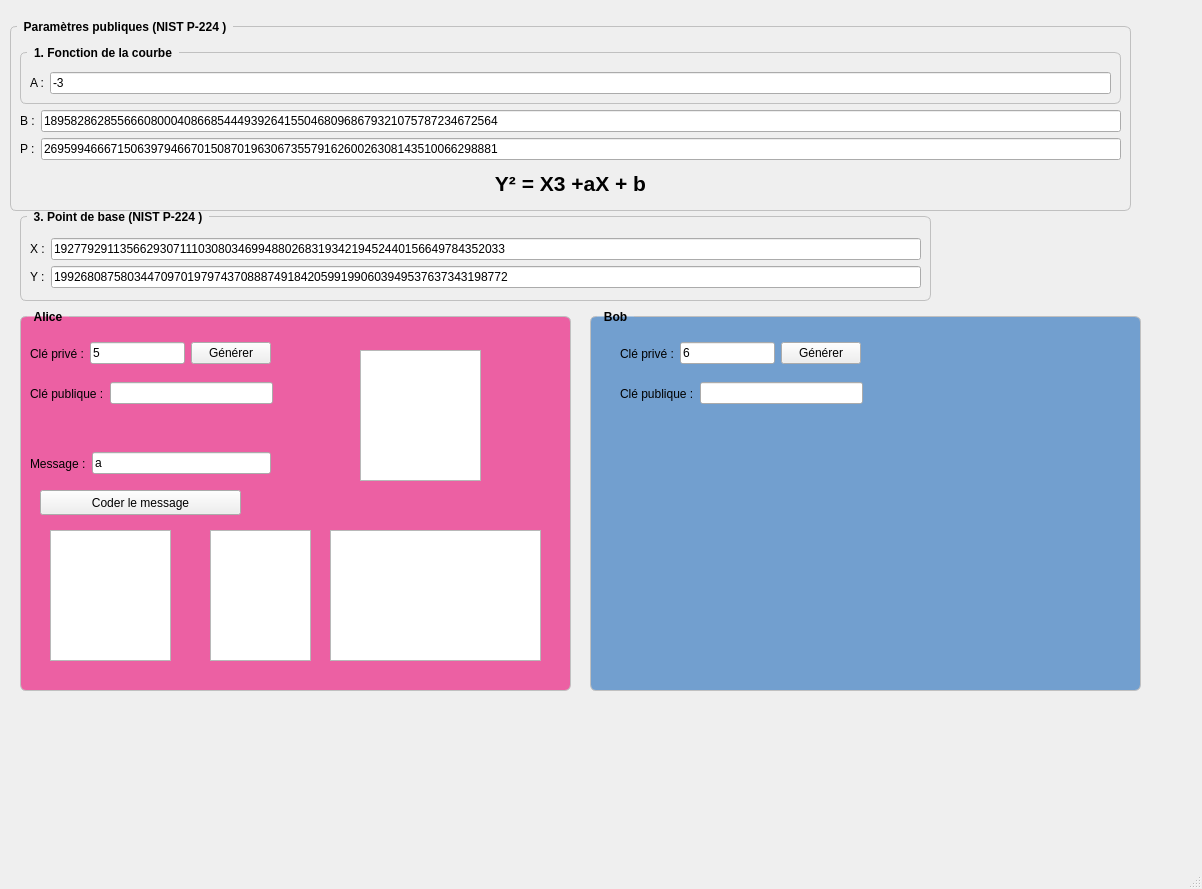
First picture: the form in bigwindow.ui, repository ictlotfi/CryptoPFE, before the edit.
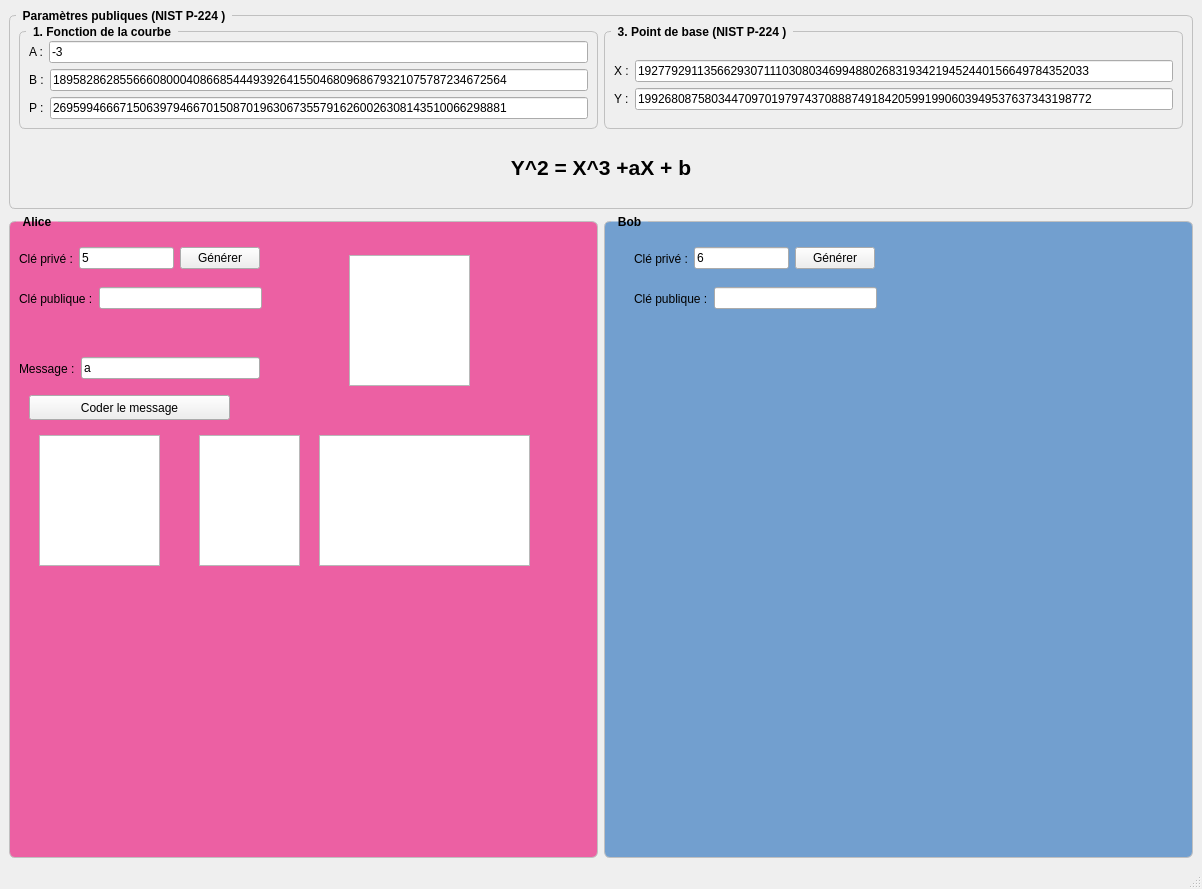
Second picture: the form after the edit.

What changed in the file:
```diff
--- a/bigwindow.ui
+++ b/bigwindow.ui
@@ -14,14 +14,14 @@
    <string>Big Window</string>
   </property>
   <widget class="QWidget" name="centralwidget">
+   <layout class="QGridLayout" name="gridLayout">
+    <item row="0" column="0" colspan="2">
    <widget class="QGroupBox" name="groupBox_6">
-    <property name="geometry">
-     <rect>
-      <x>10</x>
-      <y>20</y>
-      <width>1121</width>
-      <height>191</height>
-     </rect>
+      <property name="maximumSize">
+       <size>
+        <width>16777215</width>
+        <height>200</height>
+       </size>
     </property>
     <property name="styleSheet">
      <string notr="true">QGroupBox {
@@ -42,23 +42,7 @@
     </property>
     <layout class="QVBoxLayout" name="verticalLayout_5">
      <item>
-      <spacer name="verticalSpacer_4">
-       <property name="orientation">
-        <enum>Qt::Vertical</enum>
-       </property>
-       <property name="sizeType">
-        <enum>QSizePolicy::Maximum</enum>
-       </property>
-       <property name="sizeHint" stdset="0">
-        <size>
-         <width>20</width>
-         <height>10</height>
-        </size>
-       </property>
-      </spacer>
-     </item>
-     <item>
-      <layout class="QHBoxLayout" name="horizontalLayout_12">
+        <layout class="QHBoxLayout" name="horizontalLayout_7">
        <item>
         <widget class="QGroupBox" name="groupBox_3">
          <property name="styleSheet">
@@ -79,22 +63,6 @@
           <string>1. Fonction de la courbe</string>
          </property>
          <layout class="QVBoxLayout" name="verticalLayout_2">
-          <item>
-           <spacer name="verticalSpacer">
-            <property name="orientation">
-             <enum>Qt::Vertical</enum>
-            </property>
-            <property name="sizeType">
-             <enum>QSizePolicy::Maximum</enum>
-            </property>
-            <property name="sizeHint" stdset="0">
-             <size>
-              <width>20</width>
-              <height>10</height>
-             </size>
-            </property>
-           </spacer>
-          </item>
           <item>
            <layout class="QHBoxLayout" name="horizontalLayout_2">
             <item>
@@ -113,11 +81,6 @@
             </item>
            </layout>
           </item>
-         </layout>
-        </widget>
-       </item>
-      </layout>
-     </item>
      <item>
       <layout class="QHBoxLayout" name="horizontalLayout_3">
        <item>
@@ -154,34 +117,11 @@
        </item>
       </layout>
      </item>
-     <item>
-      <widget class="QLabel" name="label_ec_equation">
-       <property name="font">
-        <font>
-         <pointsize>16</pointsize>
-         <weight>75</weight>
-         <bold>true</bold>
-        </font>
-       </property>
-       <property name="text">
-        <string>Y² = X3 +aX + b</string>
-       </property>
-       <property name="alignment">
-        <set>Qt::AlignCenter</set>
-       </property>
-      </widget>
-     </item>
-    </layout>
-   </widget>
+           </layout>
+          </widget>
+         </item>
+         <item>
    <widget class="QGroupBox" name="groupBox_5">
-    <property name="geometry">
-     <rect>
-      <x>20</x>
-      <y>210</y>
-      <width>911</width>
-      <height>91</height>
-     </rect>
-    </property>
     <property name="styleSheet">
      <string notr="true">QGroupBox {
     font: bold;
@@ -258,15 +198,31 @@
      </item>
     </layout>
    </widget>
+         </item>
+        </layout>
+       </item>
+       <item>
+        <widget class="QLabel" name="label_ec_equation">
+         <property name="font">
+          <font>
+           <pointsize>16</pointsize>
+           <weight>75</weight>
+           <bold>true</bold>
+          </font>
+         </property>
+         <property name="text">
+          <string>Y^2 = X^3 +aX + b</string>
+         </property>
+         <property name="alignment">
+          <set>Qt::AlignCenter</set>
+         </property>
+        </widget>
+       </item>
+      </layout>
+     </widget>
+    </item>
+    <item row="1" column="0">
    <widget class="QGroupBox" name="groupBox_2">
-    <property name="geometry">
-     <rect>
-      <x>20</x>
-      <y>310</y>
-      <width>551</width>
-      <height>381</height>
-     </rect>
-    </property>
     <property name="styleSheet">
      <string notr="true">QGroupBox {
     font: bold;
@@ -423,15 +379,9 @@
      </layout>
     </widget>
    </widget>
+    </item>
+    <item row="1" column="1">
    <widget class="QGroupBox" name="groupBox">
-    <property name="geometry">
-     <rect>
-      <x>590</x>
-      <y>310</y>
-      <width>551</width>
-      <height>381</height>
-     </rect>
-    </property>
     <property name="styleSheet">
      <string notr="true">QGroupBox {
     font: bold;
@@ -509,6 +459,8 @@
      </layout>
     </widget>
    </widget>
+    </item>
+   </layout>
   </widget>
   <widget class="QMenuBar" name="menubar">
    <property name="geometry">
```
Left out of the diff: 2 changed lines with no effect on the pictures. Lines whose indentation alone changed are shown as unchanged.
